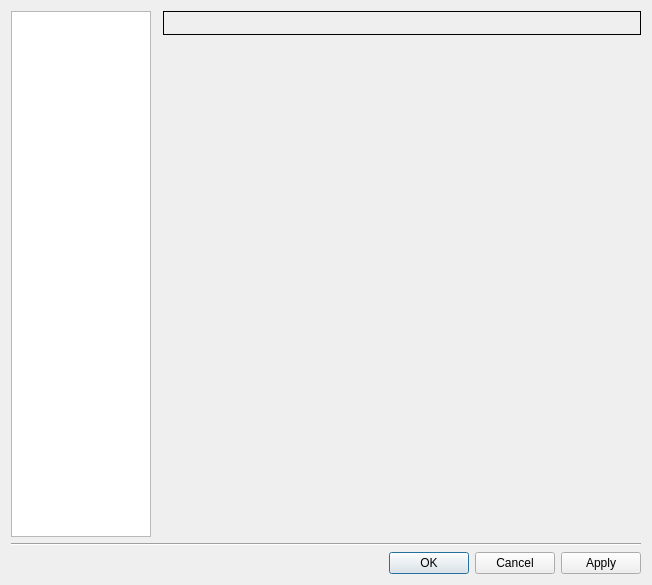
Above: gns3/ui/preferences_dialog.ui from GNS3/gns3-gui before the change. Below: the same form after it.
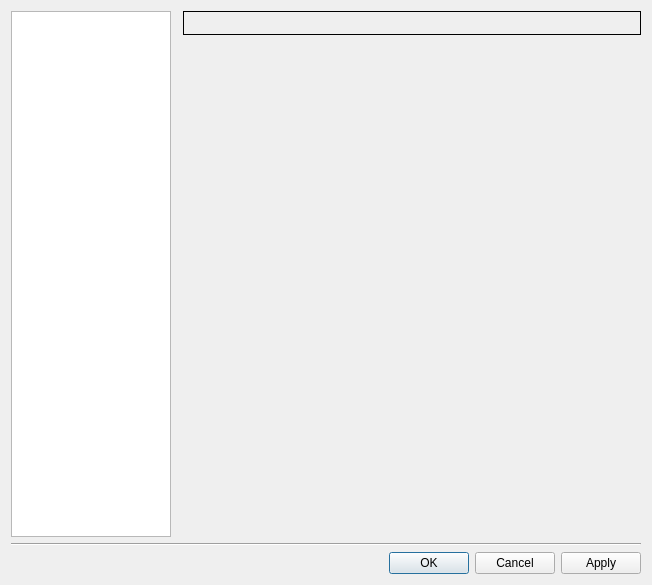
That is the form after the change.

Diff of the .ui file:
```diff
--- a/gns3/ui/preferences_dialog.ui
+++ b/gns3/ui/preferences_dialog.ui
@@ -46,13 +46,13 @@
      </property>
      <property name="maximumSize">
       <size>
-       <width>140</width>
+       <width>160</width>
        <height>16777215</height>
       </size>
      </property>
      <property name="font">
       <font>
-       <pointsize>10</pointsize>
+       <pointsize>11</pointsize>
        <weight>75</weight>
        <bold>true</bold>
       </font>
```
